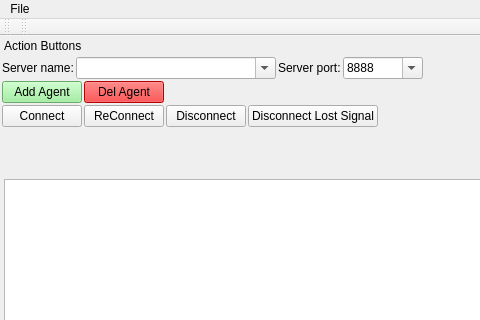
break11/AutoStorage, file App/FakeAgent/mainwindow.ui: the form before one commit; both pictures show x 0 to 480 and y 0 to 320 of the 1180 by 851 pixel window.
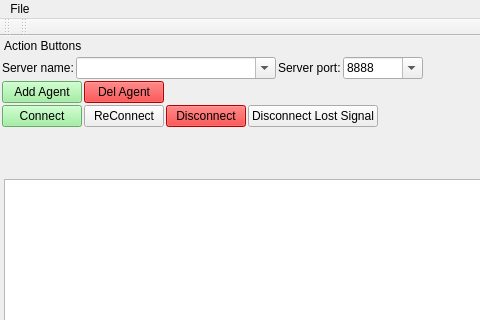
The form after the commit.

Diff of the .ui file:
```diff
--- a/App/FakeAgent/mainwindow.ui
+++ b/App/FakeAgent/mainwindow.ui
@@ -300,6 +300,9 @@
          <property name="toolTip">
           <string>Reconnect with zero RX packet Number</string>
          </property>
+         <property name="styleSheet">
+          <string notr="true">background-color: lightGreen;</string>
+         </property>
          <property name="text">
           <string>Connect</string>
          </property>
@@ -323,6 +326,9 @@
        </item>
        <item>
         <widget class="QPushButton" name="btnDisconnect">
+         <property name="styleSheet">
+          <string notr="true">background-color: red;</string>
+         </property>
          <property name="text">
           <string>Disconnect</string>
          </property>
```
Left out of the diff: 2 changed lines with no effect on the pictures.
